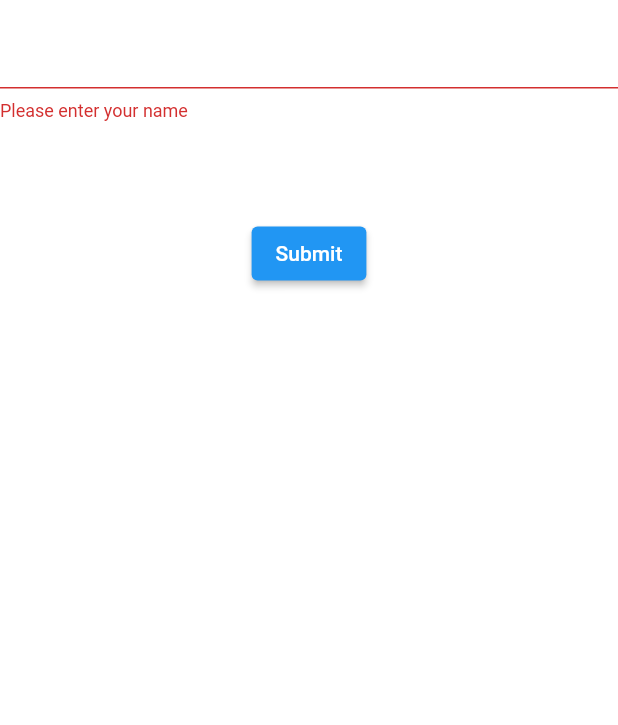
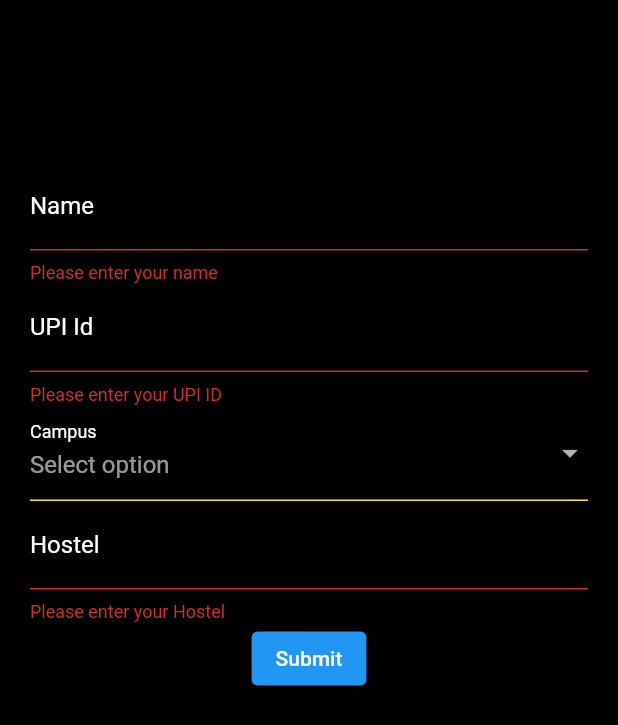
Before and after one commit to UpCycle-IITMandi/frontend, a Flutter app: the SignUpScreen screen opened directly, after a tap on "Submit", on a phone screen of 412 x 824 dp. Shown: the top 725 px of the screen. Run offline on Flutter 3.47's test engine with Material 2 defaults, Android fonts, the phone set to English and light mode, and no system bars; our stand-ins replace badges, carousel_slider, firebase_auth, firebase_core, flutter_redux, google_fonts and 4 more; missing offline and left inert: dart:ffi, redux_persist, redux_persist_flutter; accounts and stored records are empty; network calls fail.

Commit message:
Merging Auth and Vendors branch. (#1)
* temp save

* signin signup process done

* signin signup process done

* Added backend API for auth

* Fixed auth in merge

```diff
--- a/lib/main.dart
+++ b/lib/main.dart
@@ -1,5 +1,11 @@
 import 'package:flutter/material.dart';
 import 'package:firebase_core/firebase_core.dart';
+import 'package:frontend/screens/HomePage/home_page_screen.dart';
+import 'package:shared_preferences/shared_preferences.dart';
+import 'firebase_options.dart';
+import 'package:firebase_auth/firebase_auth.dart';
+import 'screens/sign_in_screen.dart';
+import 'package:shared_preferences/shared_preferences.dart';
 import 'package:frontend/models/app_state.dart';
 import 'package:frontend/reducers/app_state_reducer.dart';
 import 'package:frontend/screens/HomePage/home_page_screen.dart';
@@ -42,11 +48,29 @@ Future<void> main() async {
   ));
 }
 
-class MyApp extends StatelessWidget {
+class MyApp extends StatefulWidget {
   final Store<AppState> store;
+  const MyApp({Key? key, required this.store}) : super(key: key);
 
   @override
-  const MyApp({Key? key, required this.store}) : super(key: key);
+  State<MyApp> createState() => _MyAppState();
+}
+
+class _MyAppState extends State<MyApp> {
+  String? _username;
+
+  @override
+  void initState() {
+    super.initState();
+    _loadUser();
+  }
+
+  Future<void> _loadUser() async {
+    final prefs = await SharedPreferences.getInstance();
+    setState(() {
+      _username = prefs.getString('username');
+    });
+  }
 
   @override
   Widget build(BuildContext context) {
--- a/lib/screens/sign_up_screen.dart
+++ b/lib/screens/sign_up_screen.dart
@@ -1,5 +1,12 @@
+import 'package:firebase_auth/firebase_auth.dart';
 import 'package:flutter/material.dart';
 import 'package:flutter/widgets.dart';
+import 'package:frontend/main.dart';
+import 'package:frontend/screens/HomePage/home_page_screen.dart';
+import 'package:frontend/services/remote_service.dart';
+import 'package:frontend/shared/local_save.dart';
+
+import 'package:http/http.dart';
 
 class SignUpScreen extends StatefulWidget {
   const SignUpScreen({Key? key}) : super(key: key);
@@ -15,19 +22,32 @@ class _SignUpScreenState extends State<SignUpScreen> {
   @override
   Widget build(BuildContext context) {
     return Scaffold(
-        backgroundColor: Colors.white,
-        body: Form(
+        backgroundColor: Colors.black,
+        body: Padding(
+            padding: const EdgeInsets.fromLTRB(20, 75, 20, 20),
+            child: SignUp_Form(context)));
+  }
+
+  String name = "", campus = "", upiID = "", hostel = "";
+
+  Form SignUp_Form(BuildContext context) {
+    return Form(
       key: formKey,
       child: Column(children: [
+        const Text(
+          "Sign up for Village Square",
+          textScaleFactor: 2.0,
+        ),
         TextFormField(
-              decoration: InputDecoration(
+          onSaved: (val) => name = val!,
+          decoration: const InputDecoration(
             labelText: 'Name',
             labelStyle: TextStyle(color: Colors.white),
             enabledBorder: UnderlineInputBorder(
-                  borderSide: BorderSide(color: Colors.white),
+              borderSide: BorderSide(color: Colors.yellow),
             ),
             focusedBorder: UnderlineInputBorder(
-                  borderSide: BorderSide(color: Colors.white),
+              borderSide: BorderSide(color: Colors.yellow),
             ),
           ),
           validator: (value) {
@@ -37,15 +57,35 @@ class _SignUpScreenState extends State<SignUpScreen> {
             return null;
           },
         ),
+        TextFormField(
+          onSaved: (val) => upiID = val!,
+          decoration: const InputDecoration(
+            labelText: 'UPI Id',
+            labelStyle: TextStyle(color: Colors.white),
+            enabledBorder: UnderlineInputBorder(
+              borderSide: BorderSide(color: Colors.yellow),
+            ),
+            focusedBorder: UnderlineInputBorder(
+              borderSide: BorderSide(color: Colors.yellow),
+            ),
+          ),
+          validator: (value) {
+            if (value == null || value.isEmpty) {
+              return 'Please enter your UPI ID';
+            }
+            return null;
+          },
+        ),
         DropdownButtonFormField(
-                decoration: InputDecoration(
+            onSaved: (val) => campus = val.toString(),
+            decoration: const InputDecoration(
               labelText: 'Campus',
               labelStyle: TextStyle(color: Colors.white),
               enabledBorder: UnderlineInputBorder(
-                    borderSide: BorderSide(color: Colors.white),
+                borderSide: BorderSide(color: Colors.yellow),
               ),
               focusedBorder: UnderlineInputBorder(
-                    borderSide: BorderSide(color: Colors.white),
+                borderSide: BorderSide(color: Colors.yellow),
               ),
             ),
             hint: const Text("Select option", maxLines: 1),
@@ -64,18 +104,59 @@ class _SignUpScreenState extends State<SignUpScreen> {
                 selectedCampus = newValue!;
               });
             }),
+        TextFormField(
+          onSaved: (val) => hostel = val!,
+          decoration: const InputDecoration(
+            labelText: 'Hostel',
+            labelStyle: TextStyle(color: Colors.white),
+            enabledBorder: UnderlineInputBorder(
+              borderSide: BorderSide(color: Colors.yellow),
+            ),
+            focusedBorder: UnderlineInputBorder(
+              borderSide: BorderSide(color: Colors.yellow),
+            ),
+          ),
+          validator: (value) {
+            if (value == null || value.isEmpty) {
+              return 'Please enter your Hostel';
+            }
+            return null;
+          },
+        ),
         ElevatedButton(
-              onPressed: () {
-                if (formKey.currentState!.validate() &&
-                    selectedCampus != null) {
+          onPressed: () async {
+            if (formKey.currentState!.validate() && selectedCampus != null) {
+              formKey.currentState?.save();
+              FirebaseAuth auth = FirebaseAuth.instance;
+              String? authToken = await auth.currentUser?.getIdToken();
+              Response res = await RemoteService()
+                  .createUser(authToken!, name, upiID, campus, hostel);
+
+              if (res.statusCode == 200) {
                 ScaffoldMessenger.of(context).showSnackBar(
-                    const SnackBar(content: Text('Processing Data')),
+                  const SnackBar(content: Text('User successfully registered')),
                 );
+
+                localSave('username', name);
+                localSave('campus', campus);
+                Navigator.pushAndRemoveUntil(
+                    context,
+                    MaterialPageRoute(builder: ((context) => HomePageScreen())),
+                    (route) => false);
+              }
+
+              // Else will never work, res response await hi karta reh jayega if server is offline
+
+              else {
+                ScaffoldMessenger.of(context).showSnackBar(
+                  const SnackBar(content: Text('An error occurred')),
+                );
+              }
             }
           },
           child: const Text('Submit'),
         ),
       ]),
-        ));
+    );
   }
 }
--- /dev/null
+++ b/lib/shared/local_save.dart
@@ -0,0 +1,6 @@
+import 'package:shared_preferences/shared_preferences.dart';
+
+Future<void> localSave(String key, String value) async {
+  final prefs = await SharedPreferences.getInstance();
+  prefs.setString(key,value);
+}
```
Also changed, not shown: lib/screens/HomePage/home_page_screen.dart (+3 -4 lines), lib/screens/my_account.dart (added, +19 -0 lines), lib/screens/sign_in_screen.dart (+45 -15 lines), lib/services/remote_service.dart (+29 -11 lines), lib/temp.dart (added, +91 -0 lines), lib/utils/authentication.dart (+11 -2 lines), pubspec.yaml (+6 -2 lines), lib/shared/get_auth_token.dart (added), lib/shared/sign_in_button.dart (renamed from lib/screens/sign_in_button.dart), pubspec.lock, 2 other files. Lines whose indentation alone changed are shown as unchanged.
